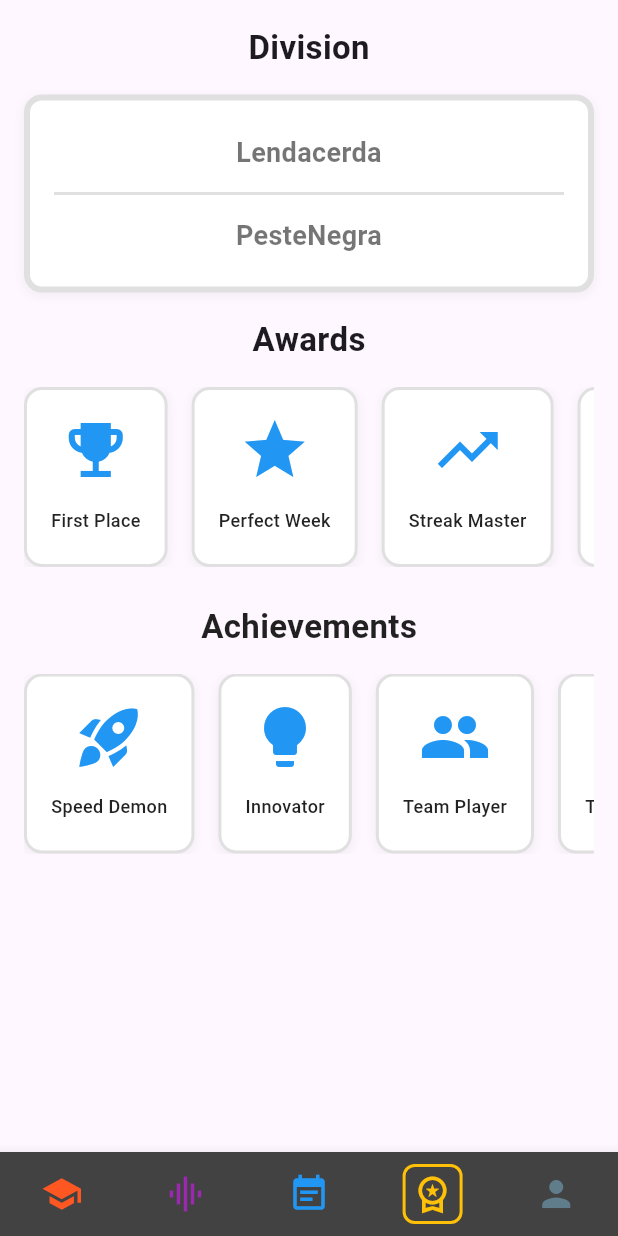
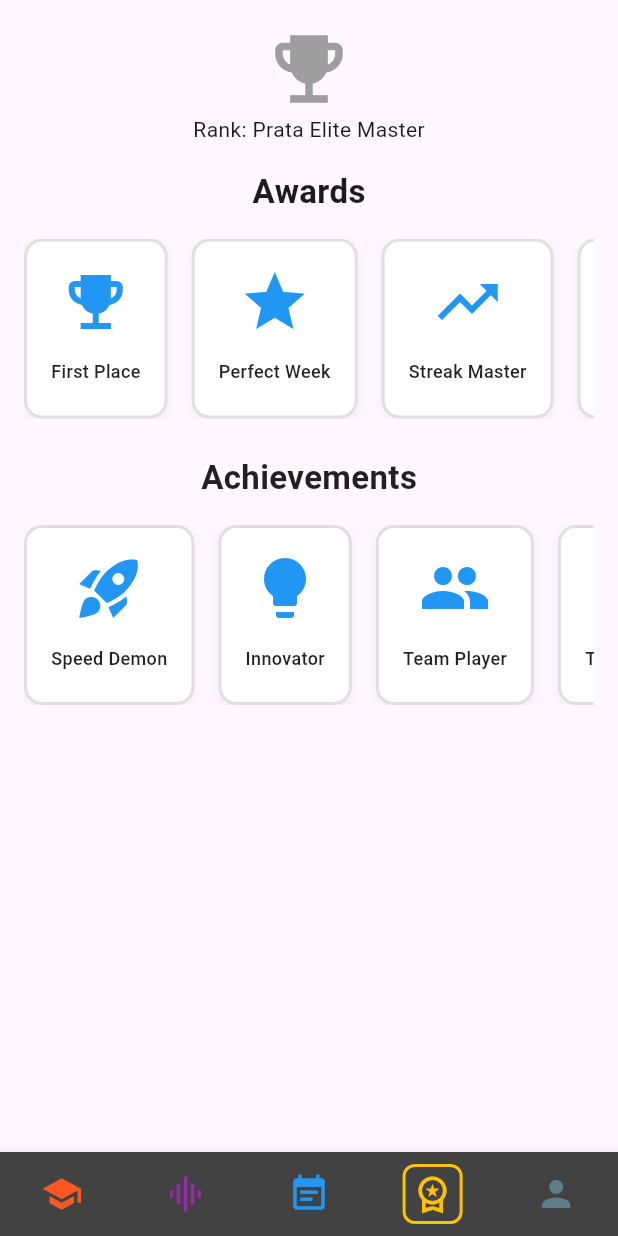
Before and after one commit to MatthewLacerda2/GoalGetter, a Flutter app: the screen it shows after launch, item 4 of the bottom bar chosen, on a phone screen of 412 x 824 dp. Run offline on Flutter 3.47's test engine with Material 3 defaults, Android fonts, the phone set to English and light mode, and no system bars; our stand-ins replace shared_preferences; missing offline and left inert: country_flags.

Commit message:
leaderboard screen

```diff
--- a/frontend/lib/screens/leaderboard_screen.dart
+++ b/frontend/lib/screens/leaderboard_screen.dart
@@ -1,8 +1,7 @@
 import 'package:flutter/material.dart';
-import '../widgets/infos_card.dart';
 import '../widgets/screens/task/badge.dart' as task_badge;
-import 'package:fl_chart/fl_chart.dart';
-
+// trofeu com o rank
+// linechart de evolucao
 class LeaderBoardScreen extends StatelessWidget {
   const LeaderBoardScreen({super.key});
 
@@ -13,19 +12,9 @@ class LeaderBoardScreen extends StatelessWidget {
         padding: const EdgeInsets.all(16),
         child: Column(
           children: [
+            Icon(Icons.emoji_events, size: 60, color: Colors.grey),
             Text(
-              'Division',
-              style: TextStyle(
-                fontSize: 22,
-                fontWeight: FontWeight.bold,
-              ),
-            ),
-            const SizedBox(height: 16),
-            InfosCard(
-              texts: [
-                'Lendacerda',
-                'PesteNegra',
-              ],
+              "Rank: Prata Elite Master",
             ),
             const SizedBox(height: 16),
             Text(
--- a/frontend/pubspec.yaml
+++ b/frontend/pubspec.yaml
@@ -45,7 +45,7 @@ dependencies:
   flutter_localizations:
     sdk: flutter
   country_flags: ^3.3.0
-  fl_chart: ^1.0.0
+
 
 dev_dependencies:
   flutter_test:
```
